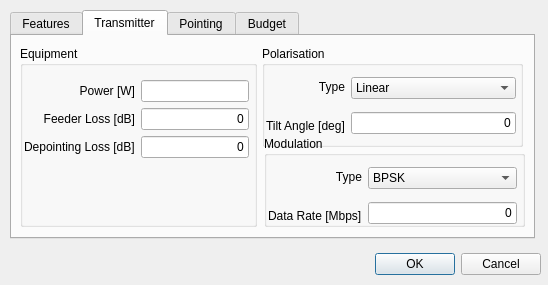
This is sta-src/Payloads/transmitterPayloadDialog.ui in Dwarf-Planet-Project/SpaceDesignTool as Qt 5 draws it before an edit. The edited form follows.
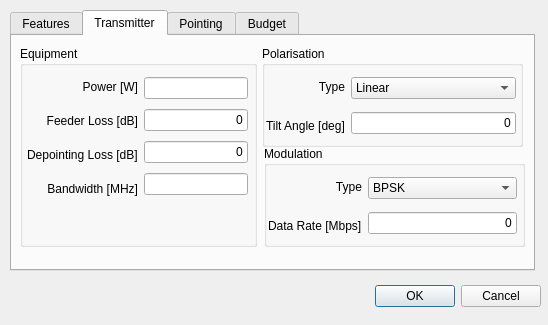
This is the edited form. The open tabs and pages were chosen to show the change.

```diff
--- a/sta-src/Payloads/transmitterPayloadDialog.ui
+++ b/sta-src/Payloads/transmitterPayloadDialog.ui
@@ -7,19 +7,19 @@
     <x>0</x>
     <y>0</y>
     <width>548</width>
-    <height>285</height>
+    <height>325</height>
    </rect>
   </property>
   <property name="minimumSize">
    <size>
     <width>548</width>
-    <height>285</height>
+    <height>325</height>
    </size>
   </property>
   <property name="maximumSize">
    <size>
     <width>548</width>
-    <height>285</height>
+    <height>325</height>
    </size>
   </property>
   <property name="sizeIncrement">
@@ -35,7 +35,7 @@
    <property name="geometry">
     <rect>
      <x>200</x>
-     <y>248</y>
+     <y>280</y>
      <width>341</width>
      <height>32</height>
     </rect>
@@ -53,7 +53,7 @@
      <x>10</x>
      <y>10</y>
      <width>525</width>
-     <height>229</height>
+     <height>261</height>
     </rect>
    </property>
    <property name="currentIndex">
@@ -346,9 +346,9 @@
      <property name="geometry">
       <rect>
        <x>252</x>
-       <y>100</y>
+       <y>110</y>
        <width>261</width>
-       <height>91</height>
+       <height>101</height>
       </rect>
      </property>
      <property name="title">
@@ -452,7 +452,7 @@
        <x>8</x>
        <y>10</y>
        <width>237</width>
-       <height>181</height>
+       <height>201</height>
       </rect>
      </property>
      <property name="title">
@@ -461,17 +461,15 @@
      <widget class="QWidget" name="layoutWidget">
       <property name="geometry">
        <rect>
-        <x>4</x>
-        <y>24</y>
-        <width>225</width>
-        <height>99</height>
+        <x>7</x>
+        <y>27</y>
+        <width>221</width>
+        <height>130</height>
        </rect>
       </property>
-      <layout class="QVBoxLayout" name="verticalLayout_9">
-       <item>
         <layout class="QHBoxLayout" name="horizontalLayout_3">
          <item>
-          <layout class="QVBoxLayout" name="verticalLayout_7">
+        <layout class="QVBoxLayout" name="verticalLayout_8">
            <item>
             <widget class="QLabel" name="PowerLabel">
              <property name="text">
@@ -499,10 +497,20 @@
              </property>
             </widget>
            </item>
+         <item>
+          <widget class="QLabel" name="BandWidthLabel">
+           <property name="text">
+            <string>Bandwidth [MHz]</string>
+           </property>
+           <property name="alignment">
+            <set>Qt::AlignRight|Qt::AlignTrailing|Qt::AlignVCenter</set>
+           </property>
+          </widget>
+         </item>
           </layout>
          </item>
          <item>
-          <layout class="QVBoxLayout" name="verticalLayout_8">
+        <layout class="QVBoxLayout" name="verticalLayout_7">
            <item>
             <widget class="QLineEdit" name="PowerLineEdit">
              <property name="minimumSize">
@@ -539,7 +547,21 @@
              </property>
             </widget>
            </item>
-          </layout>
+         <item>
+          <widget class="QLineEdit" name="BandWidthLineEdit">
+           <property name="minimumSize">
+            <size>
+             <width>0</width>
+             <height>0</height>
+            </size>
+           </property>
+           <property name="text">
+            <string/>
+           </property>
+           <property name="alignment">
+            <set>Qt::AlignRight|Qt::AlignTrailing|Qt::AlignVCenter</set>
+           </property>
+          </widget>
          </item>
         </layout>
        </item>
```
Left out of the diff: 10 changed lines with no effect on the pictures. Lines whose indentation alone changed are shown as unchanged.
